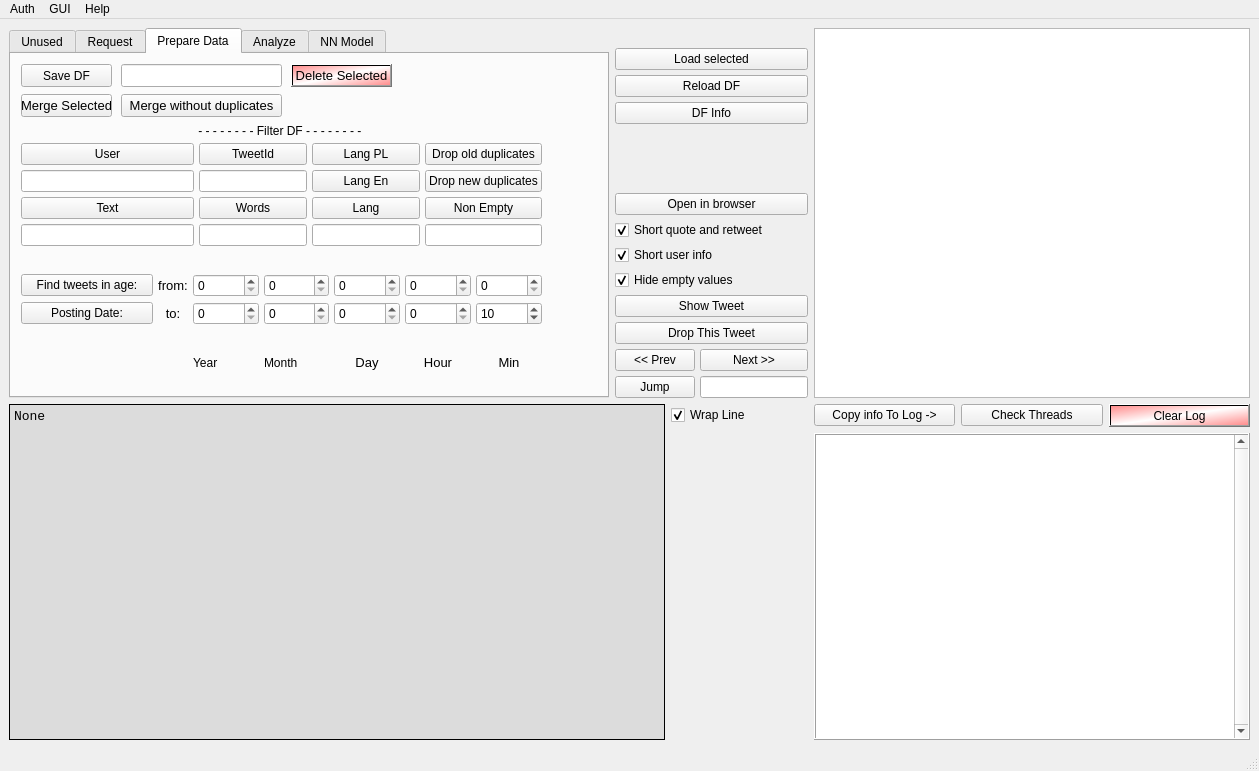
This is twitter_analyzer/gui/GUI_QT.ui in GrzegorzKrug/TwitterAnalyzer as Qt 5 draws it before an edit. The edited form follows.
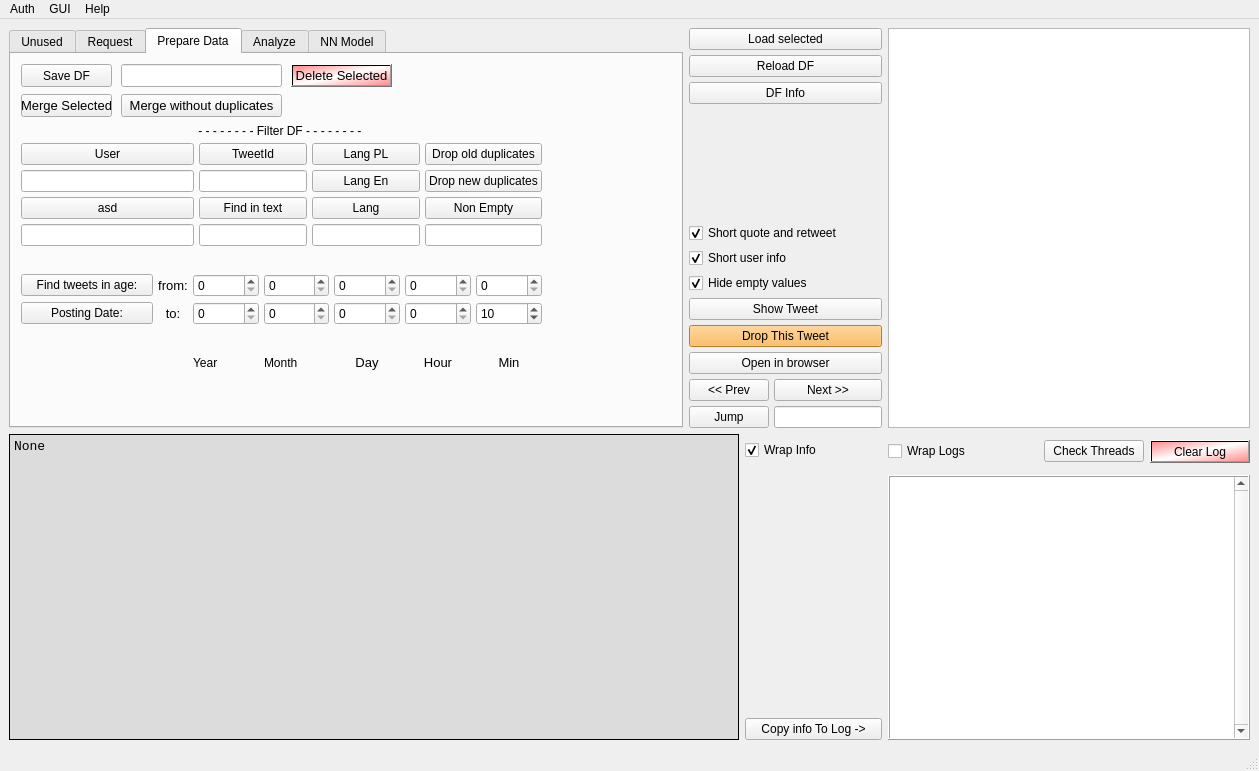
This is the edited form.

Commit message: Word Filter, droping empty words, multi level filtration

What changed in the file:
```diff
--- a/twitter_analyzer/gui/GUI_QT.ui
+++ b/twitter_analyzer/gui/GUI_QT.ui
@@ -19,27 +19,51 @@
      <enum>QLayout::SetMinimumSize</enum>
     </property>
     <item row="0" column="0">
-     <layout class="QGridLayout" name="MainGrid" rowstretch="1,0,2" columnstretch="4,0,0,1,1,1" rowminimumheight="370,20,300" columnminimumwidth="600,50,50,100,100,100">
+     <layout class="QGridLayout" name="MainGrid" rowstretch="0,0,0,0,1" columnstretch="20,0,0,1,1,1" rowminimumheight="400,0,0,0,0" columnminimumwidth="600,50,0,150,100,100">
       <property name="sizeConstraint">
        <enum>QLayout::SetNoConstraint</enum>
       </property>
       <property name="leftMargin">
        <number>0</number>
       </property>
-      <item row="1" column="4">
-       <widget class="QPushButton" name="pushButton_check_threads">
-        <property name="toolTip">
-         <string>Check currently runing threads and print status.</string>
-        </property>
-        <property name="styleSheet">
-         <string notr="true"/>
-        </property>
-        <property name="text">
-         <string>Check Threads</string>
-        </property>
-       </widget>
+      <item row="2" column="2" rowspan="3">
+       <layout class="QGridLayout" name="grid_Small5">
+        <item row="2" column="0">
+         <widget class="QPushButton" name="pushButton_Info_screenLog">
+          <property name="styleSheet">
+           <string notr="true"/>
+          </property>
+          <property name="text">
+           <string>Copy info To Log -&gt;</string>
+          </property>
+         </widget>
+        </item>
+        <item row="0" column="0">
+         <widget class="QCheckBox" name="checkBox_wrap_console">
+          <property name="text">
+           <string>Wrap Info</string>
+          </property>
+          <property name="checked">
+           <bool>true</bool>
+          </property>
+         </widget>
+        </item>
+        <item row="1" column="0">
+         <spacer name="verticalSpacer_4">
+          <property name="orientation">
+           <enum>Qt::Vertical</enum>
+          </property>
+          <property name="sizeHint" stdset="0">
+           <size>
+            <width>20</width>
+            <height>40</height>
+           </size>
+          </property>
+         </spacer>
+        </item>
+       </layout>
       </item>
-      <item row="1" column="0" rowspan="2" colspan="2">
+      <item row="1" column="0" rowspan="4" colspan="2">
        <widget class="QPlainTextEdit" name="plainTextEdit_info">
         <property name="font">
          <font>
@@ -69,17 +93,7 @@
         </property>
        </widget>
       </item>
-      <item row="1" column="5">
-       <widget class="QPushButton" name="pushButton_clear_log">
-        <property name="styleSheet">
-         <string notr="true">background-color: qlineargradient(spread:reflect, x1:0.5, y1:0.5, x2:0, y2:0.028, stop:0 rgba(255, 255, 255, 255), stop:1 rgba(255, 144, 144, 255));</string>
-        </property>
-        <property name="text">
-         <string>Clear Log</string>
-        </property>
-       </widget>
-      </item>
-      <item row="2" column="3" colspan="3">
+      <item row="4" column="3" colspan="3">
        <widget class="QTextEdit" name="textEdit_log">
         <property name="font">
          <font>
@@ -111,16 +125,6 @@
         </property>
        </widget>
       </item>
-      <item row="1" column="3">
-       <widget class="QPushButton" name="pushButton_Info_screenLog">
-        <property name="styleSheet">
-         <string notr="true"/>
-        </property>
-        <property name="text">
-         <string>Copy info To Log -&gt;</string>
-        </property>
-       </widget>
-      </item>
       <item row="0" column="3" colspan="3">
        <widget class="QTreeView" name="treeView">
         <property name="font">
@@ -514,7 +518,7 @@
                 <string/>
                </property>
                <property name="text">
-                <string>Words</string>
+                <string>Find in text</string>
                </property>
               </widget>
              </item>
@@ -558,7 +562,7 @@
                 <string/>
                </property>
                <property name="text">
-                <string>Text</string>
+                <string>asd</string>
                </property>
               </widget>
              </item>
@@ -902,16 +906,6 @@
         </widget>
        </widget>
       </item>
-      <item row="1" column="2">
-       <widget class="QCheckBox" name="checkBox_wrap_console">
-        <property name="text">
-         <string>Wrap Line</string>
-        </property>
-        <property name="checked">
-         <bool>true</bool>
-        </property>
-       </widget>
-      </item>
       <item row="0" column="1" colspan="2">
        <layout class="QGridLayout" name="DisplayTweetsGrid" columnstretch="1,0">
         <property name="sizeConstraint">
@@ -930,7 +924,7 @@
           </property>
          </widget>
         </item>
-        <item row="14" column="0">
+        <item row="15" column="0">
          <widget class="QPushButton" name="pushButton_PreviousTweet">
           <property name="toolTip">
            <string>Show previous Tweet from DF</string>
@@ -963,39 +957,7 @@
           </property>
          </widget>
         </item>
-        <item row="4" column="0">
-         <spacer name="verticalSpacer">
-          <property name="orientation">
-           <enum>Qt::Vertical</enum>
-          </property>
-          <property name="sizeType">
-           <enum>QSizePolicy::Expanding</enum>
-          </property>
-          <property name="sizeHint" stdset="0">
-           <size>
-            <width>20</width>
-            <height>40</height>
-           </size>
-          </property>
-         </spacer>
-        </item>
-        <item row="0" column="0">
-         <spacer name="verticalSpacer_2">
-          <property name="orientation">
-           <enum>Qt::Vertical</enum>
-          </property>
-          <property name="sizeType">
-           <enum>QSizePolicy::Minimum</enum>
-          </property>
-          <property name="sizeHint" stdset="0">
-           <size>
-            <width>20</width>
-            <height>20</height>
-           </size>
-          </property>
-         </spacer>
-        </item>
-        <item row="14" column="1">
+        <item row="15" column="1">
          <widget class="QPushButton" name="pushButton_NextTweet">
           <property name="toolTip">
            <string>Show next Tweet from DF</string>
@@ -1015,7 +977,7 @@
           </property>
          </widget>
         </item>
-        <item row="15" column="0">
+        <item row="16" column="0">
          <widget class="QPushButton" name="pushButton_JumpToTweet">
           <property name="toolTip">
            <string>Jumps to Tweet in DF, define index in box.</string>
@@ -1041,7 +1003,7 @@
           </property>
          </widget>
         </item>
-        <item row="15" column="1">
+        <item row="16" column="1">
          <widget class="QLineEdit" name="lineEdit_JumpToTweet">
           <property name="toolTip">
            <string>Input index for Jump button.</string>
@@ -1070,20 +1032,72 @@
         </item>
         <item row="13" column="0" colspan="2">
          <widget class="QPushButton" name="pushButton_drop_current_tweet">
+          <property name="toolTip">
+           <string>Drops tweet from current Dataframe only.</string>
+          </property>
+          <property name="styleSheet">
+           <string notr="true">background-color: rgb(252, 175, 62);</string>
+          </property>
           <property name="text">
            <string>Drop This Tweet</string>
           </property>
          </widget>
         </item>
-        <item row="8" column="0" colspan="2">
+        <item row="14" column="0" colspan="2">
          <widget class="QPushButton" name="pushButton_open_in_browser">
           <property name="text">
            <string>Open in browser</string>
           </property>
          </widget>
         </item>
+        <item row="8" column="0">
+         <spacer name="verticalSpacer_2">
+          <property name="orientation">
+           <enum>Qt::Vertical</enum>
+          </property>
+          <property name="sizeType">
+           <enum>QSizePolicy::MinimumExpanding</enum>
+          </property>
+          <property name="sizeHint" stdset="0">
+           <size>
+            <width>20</width>
+            <height>20</height>
+           </size>
+          </property>
+         </spacer>
+        </item>
        </layout>
       </item>
+      <item row="2" column="5">
+       <widget class="QPushButton" name="pushButton_clear_log">
+        <property name="styleSheet">
+         <string notr="true">background-color: qlineargradient(spread:reflect, x1:0.5, y1:0.5, x2:0, y2:0.028, stop:0 rgba(255, 255, 255, 255), stop:1 rgba(255, 144, 144, 255));</string>
+        </property>
+        <property name="text">
+         <string>Clear Log</string>
+        </property>
+       </widget>
+      </item>
+      <item row="2" column="4">
+       <widget class="QPushButton" name="pushButton_check_threads">
+        <property name="toolTip">
+         <string>Check currently runing threads and print status.</string>
+        </property>
+        <property name="styleSheet">
+         <string notr="true"/>
+        </property>
+        <property name="text">
+         <string>Check Threads</string>
+        </property>
+       </widget>
+      </item>
+      <item row="2" column="3">
+       <widget class="QCheckBox" name="checkBox">
+        <property name="text">
+         <string>Wrap Logs</string>
+        </property>
+       </widget>
+      </item>
      </layout>
     </item>
    </layout>
```
Left out of the diff: 2 changed lines with no effect on the pictures. The commit also changes 4 other files.
